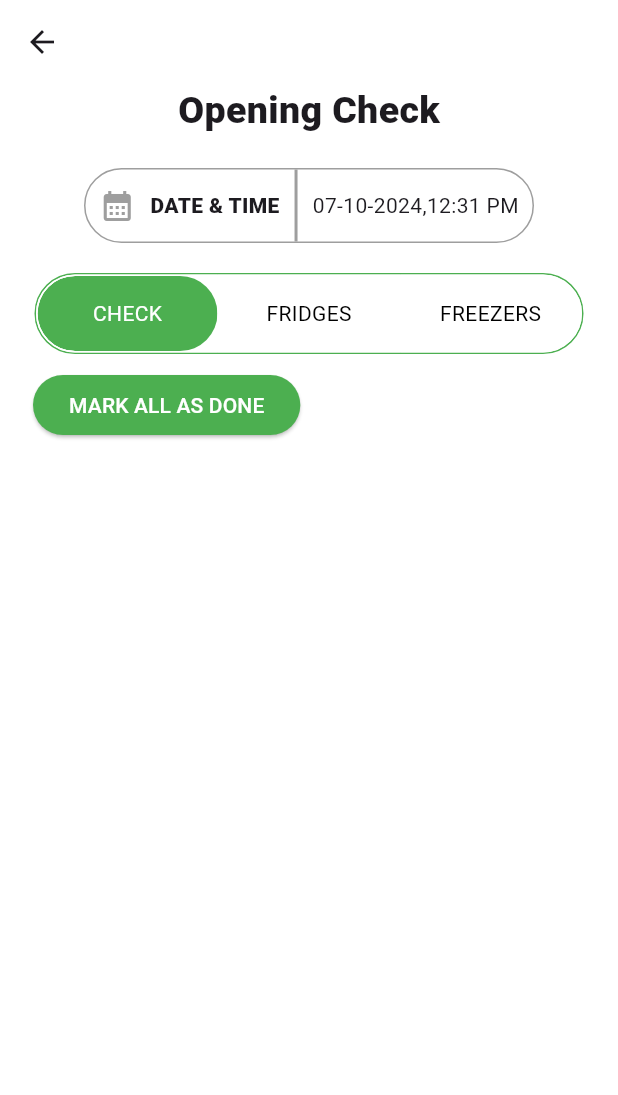
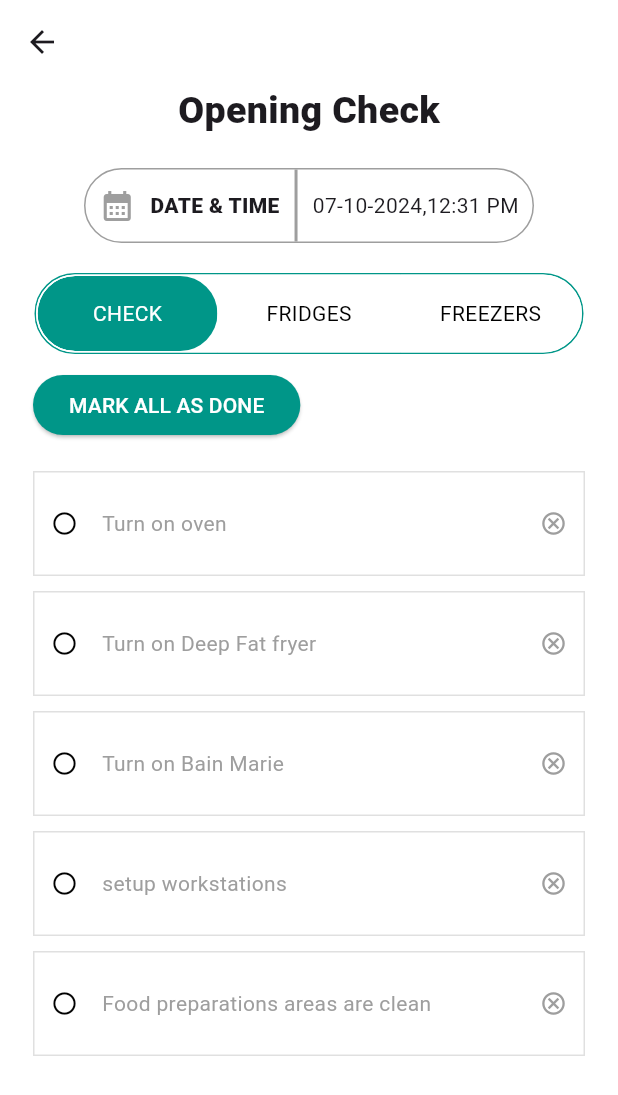
Before and after one commit to PRANAW2004/Sample-task-app-using-flutter, a Flutter app: the screen it shows after launch, after a tap on "MARK ALL AS DONE", on a phone screen of 412 x 824 dp. Shown: the top 1095 px of the screen. Run offline on Flutter 3.47's test engine with Material 3 defaults, Android fonts, the phone set to English and light mode, and no system bars; missing offline and left inert: dart:ffi.

Commit message:
Updated App

```diff
--- a/lib/pages/check.dart
+++ b/lib/pages/check.dart
@@ -13,6 +13,8 @@ class _CheckPageState extends State<CheckPage>{
 
   List<bool> _isSelected =[true,false,false];
   var _elevatedButtonColor = Colors.white;
+  // var _checkIcon = Icon(Icons.circle_outlined,color: Colors.black);
+  bool _checkIcon = true;
 
   final List<String> _checkdata = ["Turn on oven","Turn on Deep Fat fryer","Turn on Bain Marie","setup workstations", "Food preparations areas are clean"];
 
@@ -71,7 +73,7 @@ class _CheckPageState extends State<CheckPage>{
               decoration: BoxDecoration(
                 color: Colors.white,
                 border: Border.all(
-                color: Colors.green,
+                color: Colors.teal,
                 ),
                 borderRadius: BorderRadius.circular(40),
               ),
@@ -103,16 +105,16 @@ class _CheckPageState extends State<CheckPage>{
               children: [
                 Container(decoration: BoxDecoration(
                 borderRadius: BorderRadius.circular(36),
-                color: _isSelected[0]?Colors.green:Colors.white,
+                color: _isSelected[0]?Colors.teal:Colors.white,
               ),width: 120,height: 50, child: Center(child: Text("CHECK",style: TextStyle(color: _isSelected[0]?Colors.white:Colors.black)))),
               Container(decoration: BoxDecoration(
                 borderRadius: BorderRadius.circular(36),
-                color: _isSelected[1]?Colors.green:Colors.white,
+                color: _isSelected[1]?Colors.teal:Colors.white,
 
               ),width: 120,height: 50,child: Center(child: Text("FRIDGES",style: TextStyle(color: _isSelected[1]?Colors.white:Colors.black)))),
               Container(decoration: BoxDecoration(
                 borderRadius: BorderRadius.circular(36),
-                color: _isSelected[2]?Colors.green:Colors.white,
+                color: _isSelected[2]?Colors.teal:Colors.white,
 
               ),width: 120,height: 50,child: Center(child: Text("FREEZERS",style: TextStyle(color: _isSelected[2]?Colors.white:Colors.black))))],
               ),
@@ -126,7 +128,7 @@ class _CheckPageState extends State<CheckPage>{
                   padding: EdgeInsets.only(left:22.0),
                   child: ElevatedButton(
                     onPressed: () => {setState(() {
-                      _elevatedButtonColor = _elevatedButtonColor == Colors.white? Colors.green:Colors.white;
+                      _elevatedButtonColor = _elevatedButtonColor == Colors.white? Colors.teal:Colors.white;
                     })},
                     style: ElevatedButton.styleFrom(backgroundColor: _elevatedButtonColor),
                       child: Text("MARK ALL AS DONE", style: TextStyle(color: _elevatedButtonColor == Colors.white?Colors.black:Colors.white))),
@@ -135,6 +137,88 @@ class _CheckPageState extends State<CheckPage>{
             ),
           SizedBox(height:20),
           Column(
+           children: [
+            for(var item in _checkdata) Column(
+              children: [
+                Padding(
+                  key: UniqueKey(),
+                  padding: EdgeInsets.only(left:22.0,right: 22.0),
+                  child: Container(
+                    // height: 50,
+                    constraints: BoxConstraints(minWidth: 300,minHeight: 70),
+                    decoration: BoxDecoration(
+                      border: Border.all(width: 1,color: Colors.grey.shade300),
+                      ),
+                      child: Row(
+
+                        children: [
+                          SizedBox(width:10),
+                          SizedBox(
+                            height:20,
+                            width:20,
+                            child:ElevatedButton(
+                              onPressed: (
+                                () => {
+                                  setState(() => {
+                                    print("Inside the setState function"),
+                                    _checkIcon = !_checkIcon,
+                                  })
+                                }
+                                ),
+                            style: ElevatedButton.styleFrom(
+                              elevation: 0,
+                              padding: EdgeInsets.zero,
+                              backgroundColor: Colors.transparent,
+                              shape: RoundedRectangleBorder(
+                                borderRadius: BorderRadius.zero,
+                              ),
+                              side: BorderSide.none,
+                            ),
+                          child: Icon(Icons.circle_outlined,color: Colors.black),
+                          )
+                          ),
+
+
+
+                          // Icon(Icons.circle_outlined,color: Colors.black),
+                          SizedBox(width: 15),
+                          Text(item,style: TextStyle(color: Colors.grey,fontSize: 14)),
+                          // SizedBox(width:50),
+                          Spacer(),
+                          Padding(
+                              padding: EdgeInsets.only(right: 10.0),
+                              child: SizedBox(
+                            height:20,
+                            width:20,
+
+                              child: ElevatedButton(
+                              onPressed: (() => print("I am pressed")),
+                              style: ElevatedButton.styleFrom(
+                                elevation: 0,
+                                padding: EdgeInsets.zero,
+                                backgroundColor: Colors.transparent,
+                                shape: RoundedRectangleBorder(
+                                  borderRadius: BorderRadius.zero,
+                                ),
+                                side: BorderSide.none,
+                              ),
+                              child: Icon(Icons.cancel_outlined,color: Colors.grey),
+                            )
+
+                          ),
+                          ),
+
+
+                        ]
+                      )
+
+                      )
+                  ),
+                SizedBox(height:10),
+              ],
+            )
+
+           ],
 
           ),
 
```
